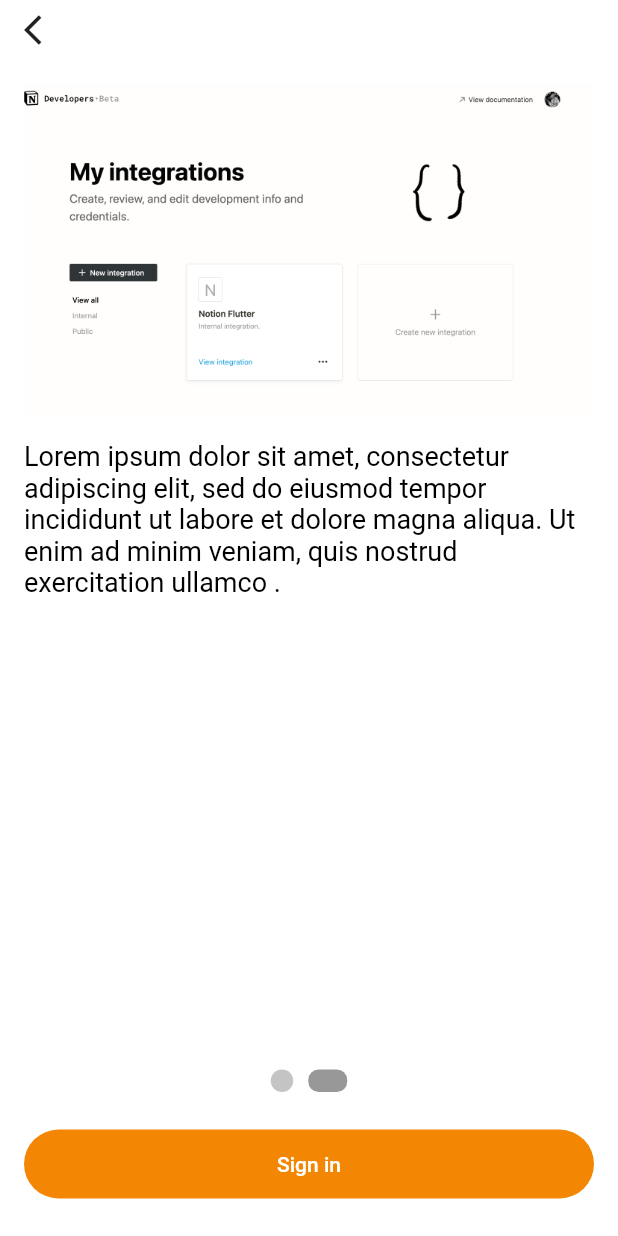
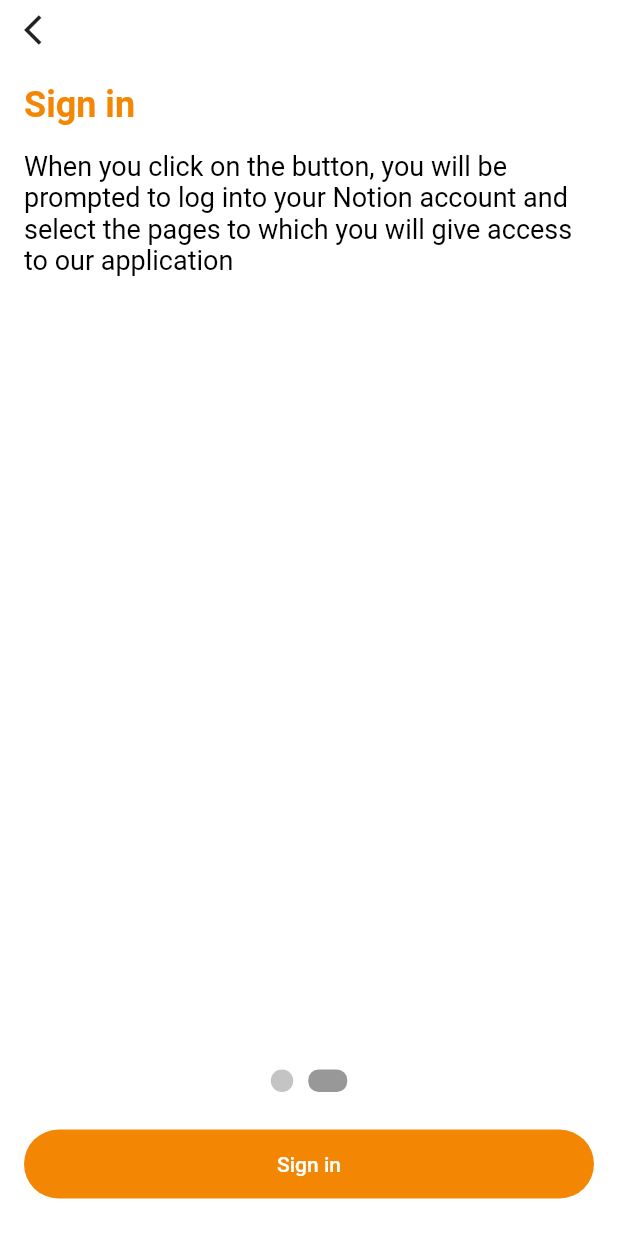
Before and after one commit to ekinsdrow/notion_client, a Flutter app: the screen it shows after launch, swiped to page 2, on a phone screen of 412 x 824 dp. Run offline on Flutter 3.47's test engine with Material 2 defaults, Android fonts, the phone set to English and light mode, and no system bars; our stand-ins replace auto_route, bloc, dio, flutter_bloc, flutter_secure_storage, flutter_svg and 3 more; missing offline and left inert: oauth2; generated files the repository leaves out were written again.

Commit message:
Change text

```diff
--- a/lib/l10n/intl_en.arb
+++ b/lib/l10n/intl_en.arb
@@ -2,7 +2,9 @@
   "hello_header": "Hello, we are glad that you are with us!",
   "lorem_ipsum": "Lorem ipsum dolor sit amet, consectetur adipiscing elit, sed do eiusmod tempor incididunt ut labore et dolore magna aliqua. Ut enim ad minim veniam, quis nostrud exercitation ullamco .",
   "next": "Next",
-  "token":"Token",
   "open_notion": "Open notion.so",
-  "sign_in": "Sign in"
+  "sign_in": "Sign in",
+  "token": "Token",
+  "welcome_text_1": "Notion Client is an unofficial application for the Notion.so. Our goal is to make the use of the Notion on the phone convenient. We hope you will like it",
+  "welcome_text_2": "When you click on the button, you will be prompted to log into your Notion account and select the pages to which you will give access to our application"
 }
--- a/lib/l10n/intl_ru.arb
+++ b/lib/l10n/intl_ru.arb
@@ -2,7 +2,9 @@
   "hello_header": "Привет, мы рады, что ты с нами!",
   "lorem_ipsum": "Lorem ipsum dolor sit amet, consectetur adipiscing elit, sed do eiusmod tempor incididunt ut labore et dolore magna aliqua. Ut enim ad minim veniam, quis nostrud exercitation ullamco .",
   "next": "Продолжить",
-  "token":"Токен",
   "open_notion": "Открыть notion.so",
-  "sign_in":"Войти"
+  "sign_in": "Войти",
+  "token": "Токен",
+  "welcome_text_1":"Notion Client - это неофициальное приложение для сервиса Notion.so. Наша цель - сделать использование Notion на телефоне удобнее. Надеемся, вам понравится",
+  "welcome_text_2":"При нажатии на кнопку вам будет предложено войти в ваш аккаунт notion и выбрать страницы, к которым вы дадите доступ нашему приложению"
 }
--- a/lib/presentation/pages/welcome_page/first_page.dart
+++ b/lib/presentation/pages/welcome_page/first_page.dart
@@ -31,9 +31,8 @@ class FirstPage extends StatelessWidget {
           const SizedBox(
             height: paddingsSmall,
           ),
-          //TODO(Ivan): change text
           Text(
-            S.of(context).lorem_ipsum,
+            S.of(context).welcome_text_1,
           ),
         ],
       ),
--- a/lib/presentation/pages/welcome_page/second_page.dart
+++ b/lib/presentation/pages/welcome_page/second_page.dart
@@ -36,14 +36,15 @@ class SecondPage extends StatelessWidget {
           const SizedBox(
             height: paddingsMedium,
           ),
-          Image.asset(
-            PngPath.welcomeScreen1,
+          Text(
+            S.of(context).sign_in,
+            style: Theme.of(context).textTheme.headline3,
           ),
           const SizedBox(
             height: paddingsMedium,
           ),
           Text(
-            S.of(context).lorem_ipsum,
+            S.of(context).welcome_text_2,
           ),
         ],
       ),
```
Also changed, not shown: lib/generated/intl/messages_en.dart, lib/generated/intl/messages_ru.dart, lib/generated/l10n.dart.
